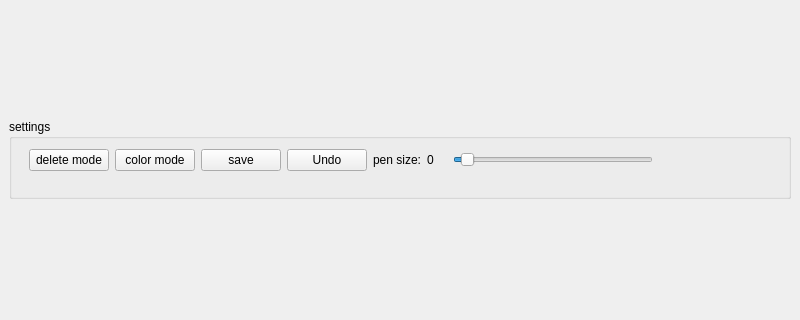
DGtal-team/DGtalTools-contrib, file visualisation/meshViewerEdit.ui: the form before one commit; both pictures show x 0 to 800 and y 130 to 450 of the 800 by 600 pixel window.
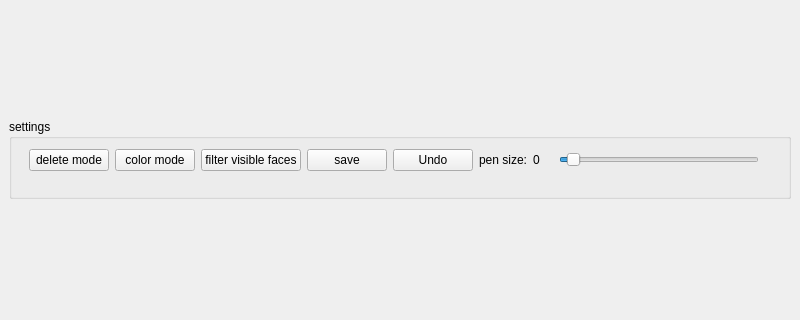
The form after the commit.

Commit message: add filter face from orientations

What changed in the file:
```diff
--- a/visualisation/meshViewerEdit.ui
+++ b/visualisation/meshViewerEdit.ui
@@ -71,7 +71,7 @@
         <rect>
          <x>20</x>
          <y>30</y>
-         <width>761</width>
+         <width>814</width>
          <height>41</height>
         </rect>
        </property>
@@ -105,6 +105,13 @@
           </property>
          </widget>
         </item>
+        <item>
+         <widget class="QPushButton" name="filterButton">
+          <property name="text">
+           <string>filter visible faces</string>
+          </property>
+         </widget>
+        </item>
         <item>
          <widget class="QPushButton" name="saveButton">
           <property name="text">
```
Left out of the diff: 14 changed lines with no effect on the pictures. The commit also changes 4 other files.
